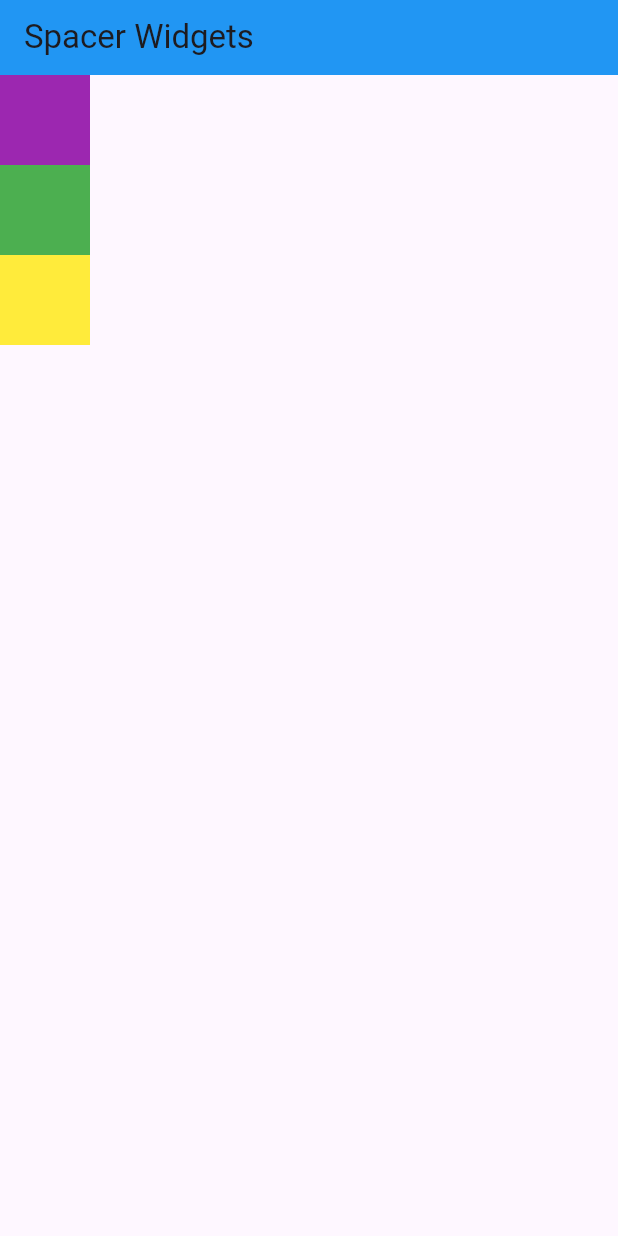
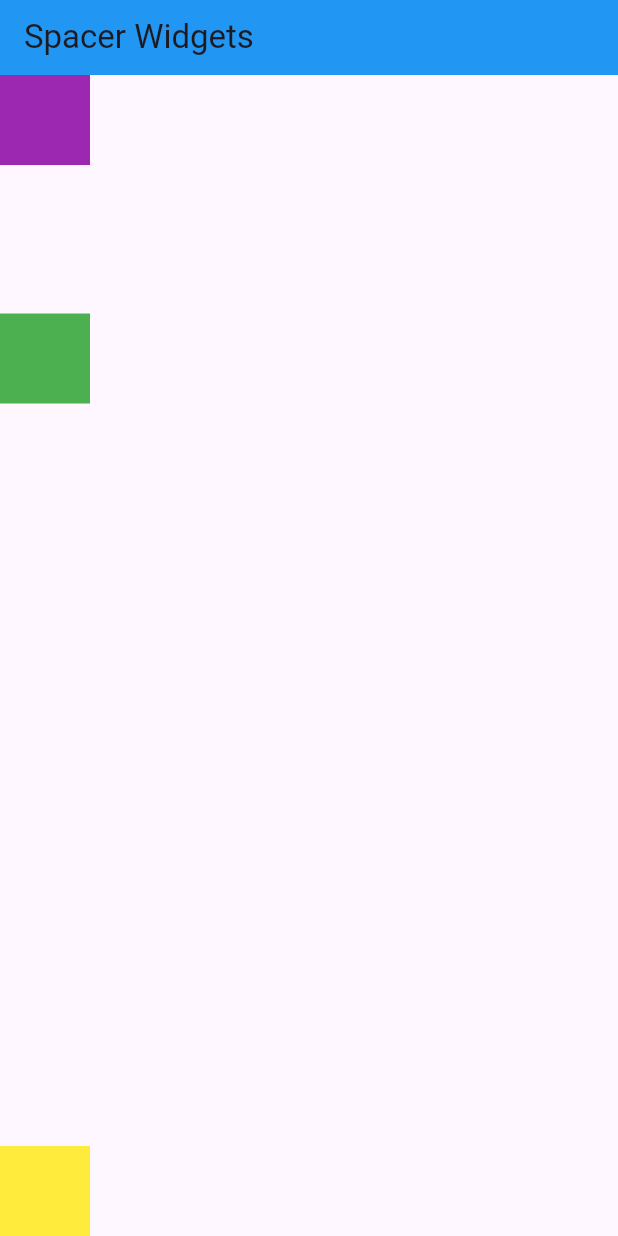
Before and after one commit to Roshan-Barkane/flutter_widgets_of_the_day, a Flutter app: the screen it shows after launch, on a phone screen of 412 x 824 dp. Run offline on Flutter 3.47's test engine with Material 3 defaults, Android fonts, the phone set to English and light mode, and no system bars.

Commit message:
done ! Spacer Widget

```diff
--- a/lib/pages/spacer.dart
+++ b/lib/pages/spacer.dart
@@ -18,10 +18,16 @@ class SpacerWidget extends StatelessWidget {
             width: 60,
             color: Colors.purple,
           ),
+          // if not given flex value its take automaticaly all remaining width and height.
+          const Spacer(),
           Container(
             height: 60,
             width: 60,
             color: Colors.green,
+          ),
+          // if is takeing flex value white divide remaining width and height with flex value.
+          const Spacer(
+            flex: 5,
           ),
           Container(
             height: 60,
```
